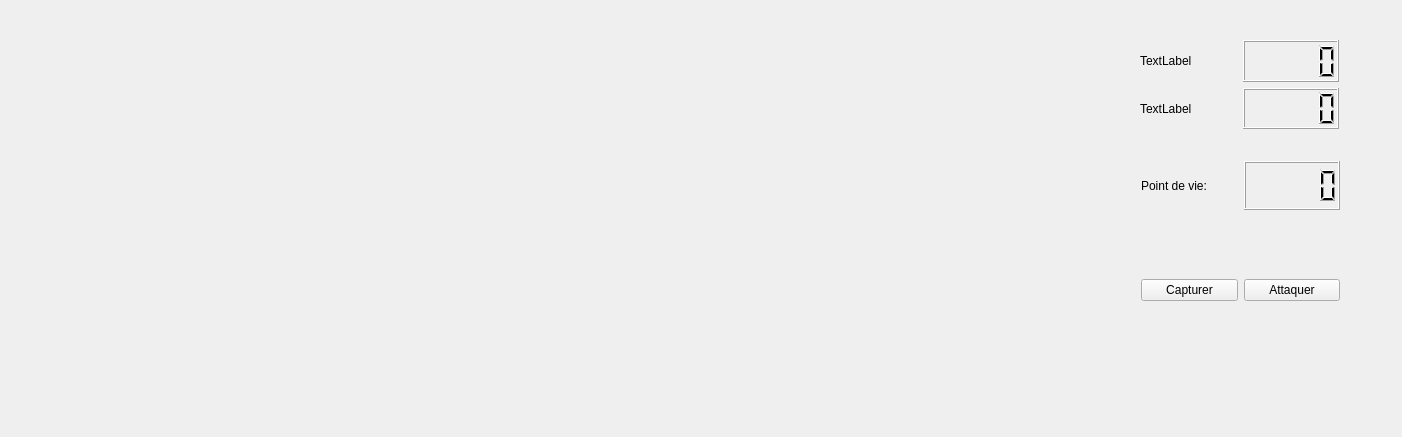
Above: AdvanceWars/mainwindow.ui from ulb-be-pauleroy/QtCuteSmart_Advance_Wars before the change. Below: the same form after it.
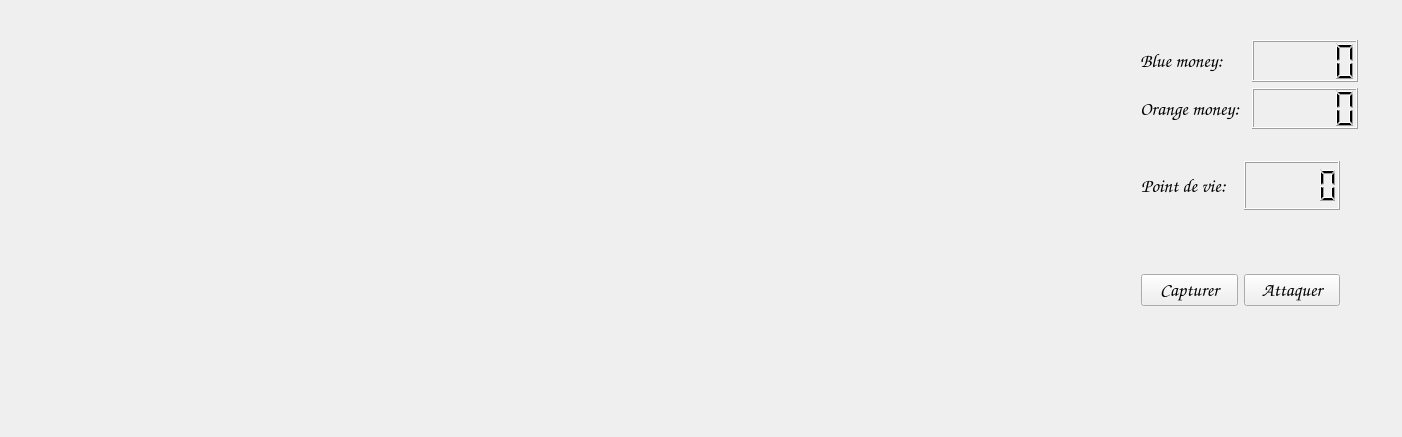
That is the form after the change.

Patch:
```diff
--- a/AdvanceWars/mainwindow.ui
+++ b/AdvanceWars/mainwindow.ui
@@ -19,15 +19,23 @@
      <rect>
       <x>1129</x>
       <y>29</y>
-      <width>221</width>
+      <width>240</width>
       <height>111</height>
      </rect>
     </property>
     <layout class="QGridLayout" name="gridLayout">
      <item row="1" column="0">
       <widget class="QLabel" name="label_3">
+       <property name="font">
+        <font>
+         <family>Comic Sans MS</family>
+         <pointsize>14</pointsize>
+         <weight>75</weight>
+         <bold>true</bold>
+        </font>
+       </property>
        <property name="text">
-        <string>TextLabel</string>
+        <string>Orange money:</string>
        </property>
       </widget>
      </item>
@@ -39,8 +47,16 @@
      </item>
      <item row="0" column="0">
       <widget class="QLabel" name="label_2">
+       <property name="font">
+        <font>
+         <family>Comic Sans MS</family>
+         <pointsize>14</pointsize>
+         <weight>75</weight>
+         <bold>true</bold>
+        </font>
+       </property>
        <property name="text">
-        <string>TextLabel</string>
+        <string>Blue money:</string>
        </property>
       </widget>
      </item>
@@ -58,6 +74,12 @@
     <layout class="QHBoxLayout" name="horizontalLayout_6">
      <item>
       <widget class="QPushButton" name="pushButton">
+       <property name="font">
+        <font>
+         <family>Comic Sans MS</family>
+         <pointsize>14</pointsize>
+        </font>
+       </property>
        <property name="text">
         <string>Capturer</string>
        </property>
@@ -65,6 +87,15 @@
      </item>
      <item>
       <widget class="QPushButton" name="pushButton_2">
+       <property name="font">
+        <font>
+         <family>Comic Sans MS</family>
+         <pointsize>14</pointsize>
+        </font>
+       </property>
+       <property name="cursor">
+        <cursorShape>PointingHandCursor</cursorShape>
+       </property>
        <property name="text">
         <string>Attaquer</string>
        </property>
@@ -84,6 +115,14 @@
     <layout class="QHBoxLayout" name="horizontalLayout_2">
      <item>
       <widget class="QLabel" name="label">
+       <property name="font">
+        <font>
+         <family>Comic Sans MS</family>
+         <pointsize>14</pointsize>
+         <weight>75</weight>
+         <bold>true</bold>
+        </font>
+       </property>
        <property name="text">
         <string>Point de vie:</string>
        </property>
```
